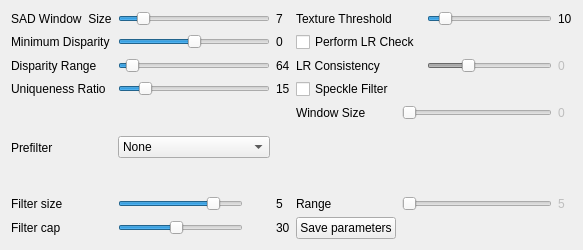
Qt form src/matcherwidgeti3drsgm.ui (i3drobotics/i3drsgm) before a commit.
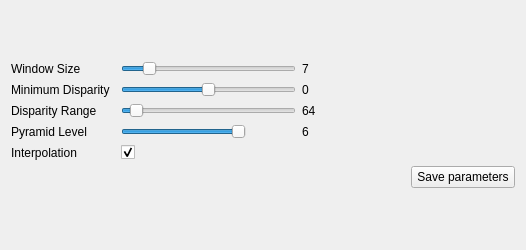
The same form after that commit.

Commit message: update parameters to reflect matcher

```diff
--- a/src/matcherwidgeti3drsgm.ui
+++ b/src/matcherwidgeti3drsgm.ui
@@ -87,109 +87,17 @@
        </property>
       </widget>
      </item>
-     <item row="3" column="1">
-      <widget class="QSlider" name="uniquenessRatioSlider">
-       <property name="minimumSize">
-        <size>
-         <width>125</width>
-         <height>0</height>
-        </size>
-       </property>
-       <property name="maximumSize">
-        <size>
-         <width>175</width>
-         <height>16777215</height>
-        </size>
-       </property>
-       <property name="minimum">
-        <number>1</number>
-       </property>
-       <property name="value">
-        <number>15</number>
-       </property>
-       <property name="orientation">
-        <enum>Qt::Horizontal</enum>
-       </property>
-      </widget>
-     </item>
-     <item row="2" column="1">
-      <widget class="QSlider" name="disparityRangeSlider">
-       <property name="minimumSize">
-        <size>
-         <width>125</width>
-         <height>0</height>
-        </size>
-       </property>
-       <property name="maximumSize">
-        <size>
-         <width>175</width>
-         <height>16777215</height>
-        </size>
-       </property>
-       <property name="minimum">
-        <number>1</number>
-       </property>
-       <property name="maximum">
-        <number>64</number>
-       </property>
-       <property name="singleStep">
-        <number>1</number>
-       </property>
-       <property name="value">
-        <number>4</number>
-       </property>
-       <property name="orientation">
-        <enum>Qt::Horizontal</enum>
-       </property>
-      </widget>
-     </item>
-     <item row="2" column="3" colspan="2">
-      <widget class="QLabel" name="label_7">
+     <item row="0" column="0">
+      <widget class="QLabel" name="label_5">
        <property name="text">
-        <string>LR Consistency</string>
+        <string>Window Size</string>
        </property>
       </widget>
      </item>
-     <item row="2" column="5">
-      <widget class="QSlider" name="consistencySlider">
-       <property name="enabled">
-        <bool>false</bool>
-       </property>
-       <property name="minimum">
-        <number>0</number>
-       </property>
-       <property name="maximum">
-        <number>32</number>
-       </property>
-       <property name="value">
-        <number>10</number>
-       </property>
-       <property name="orientation">
-        <enum>Qt::Horizontal</enum>
-       </property>
-      </widget>
-     </item>
-     <item row="2" column="6">
-      <widget class="QLabel" name="consistencyLabel">
-       <property name="enabled">
-        <bool>false</bool>
-       </property>
+     <item row="6" column="3">
+      <widget class="QPushButton" name="saveParametersButton">
        <property name="text">
-        <string>0</string>
-       </property>
-      </widget>
-     </item>
-     <item row="1" column="3" colspan="2">
-      <widget class="QCheckBox" name="consistencyCheck">
-       <property name="text">
-        <string>Perform LR Check</string>
-       </property>
-      </widget>
-     </item>
-     <item row="3" column="2">
-      <widget class="QLabel" name="uniquenessRatioLabel">
-       <property name="text">
-        <string>15</string>
+        <string>Save parameters</string>
        </property>
       </widget>
      </item>
@@ -200,13 +108,6 @@
        </property>
       </widget>
      </item>
-     <item row="2" column="2">
-      <widget class="QLabel" name="disparityRangeLabel">
-       <property name="text">
-        <string>64</string>
-       </property>
-      </widget>
-     </item>
      <item row="0" column="2">
       <widget class="QLabel" name="blockSizeLabel">
        <property name="text">
@@ -214,27 +115,6 @@
        </property>
       </widget>
      </item>
-     <item row="3" column="3" colspan="2">
-      <widget class="QCheckBox" name="speckleFilterCheck">
-       <property name="text">
-        <string>Speckle Filter</string>
-       </property>
-      </widget>
-     </item>
-     <item row="7" column="3">
-      <widget class="QLabel" name="label_6">
-       <property name="text">
-        <string>Range</string>
-       </property>
-      </widget>
-     </item>
-     <item row="0" column="0">
-      <widget class="QLabel" name="label_5">
-       <property name="text">
-        <string>SAD Window  Size</string>
-       </property>
-      </widget>
-     </item>
      <item row="1" column="0">
       <widget class="QLabel" name="label_3">
        <property name="text">
@@ -242,6 +122,37 @@
        </property>
       </widget>
      </item>
+     <item row="2" column="1">
+      <widget class="QSlider" name="disparityRangeSlider">
+       <property name="minimumSize">
+        <size>
+         <width>125</width>
+         <height>0</height>
+        </size>
+       </property>
+       <property name="maximumSize">
+        <size>
+         <width>175</width>
+         <height>16777215</height>
+        </size>
+       </property>
+       <property name="minimum">
+        <number>1</number>
+       </property>
+       <property name="maximum">
+        <number>64</number>
+       </property>
+       <property name="singleStep">
+        <number>1</number>
+       </property>
+       <property name="value">
+        <number>4</number>
+       </property>
+       <property name="orientation">
+        <enum>Qt::Horizontal</enum>
+       </property>
+      </widget>
+     </item>
      <item row="2" column="0">
       <widget class="QLabel" name="label_4">
        <property name="text">
@@ -250,128 +161,21 @@
       </widget>
      </item>
      <item row="3" column="0">
-      <widget class="QLabel" name="label_9">
-       <property name="text">
-        <string>Uniqueness Ratio</string>
-       </property>
-      </widget>
-     </item>
-     <item row="5" column="0" rowspan="2">
-      <widget class="QLabel" name="label_10">
-       <property name="text">
-        <string>Prefilter</string>
-       </property>
-      </widget>
-     </item>
-     <item row="5" column="1" rowspan="2">
-      <widget class="QComboBox" name="prefilterCombo">
-       <item>
-        <property name="text">
-         <string>None</string>
-        </property>
-       </item>
-       <item>
-        <property name="text">
-         <string>Normalised Response</string>
-        </property>
-       </item>
-       <item>
-        <property name="text">
-         <string>XSobel</string>
-        </property>
-       </item>
-      </widget>
-     </item>
-     <item row="0" column="5">
-      <widget class="QSlider" name="textureThresholdSlider">
-       <property name="minimumSize">
-        <size>
-         <width>125</width>
-         <height>0</height>
-        </size>
-       </property>
-       <property name="maximumSize">
-        <size>
-         <width>175</width>
-         <height>16777215</height>
-        </size>
-       </property>
-       <property name="value">
-        <number>10</number>
-       </property>
-       <property name="orientation">
-        <enum>Qt::Horizontal</enum>
-       </property>
-      </widget>
-     </item>
-     <item row="0" column="6">
-      <widget class="QLabel" name="textureThresholdLabel">
-       <property name="text">
-        <string>10</string>
-       </property>
-      </widget>
-     </item>
-     <item row="0" column="3" colspan="2">
-      <widget class="QLabel" name="label_2">
-       <property name="text">
-        <string>Texture Threshold</string>
-       </property>
-      </widget>
-     </item>
-     <item row="8" column="0">
-      <widget class="QLabel" name="label_12">
-       <property name="text">
-        <string>Filter cap</string>
-       </property>
-      </widget>
-     </item>
-     <item row="7" column="1">
-      <widget class="QSlider" name="prefilterSizeSlider">
-       <property name="minimumSize">
-        <size>
-         <width>125</width>
-         <height>0</height>
-        </size>
-       </property>
-       <property name="maximumSize">
-        <size>
-         <width>125</width>
-         <height>16777215</height>
-        </size>
-       </property>
-       <property name="minimum">
-        <number>1</number>
-       </property>
-       <property name="maximum">
-        <number>6</number>
-       </property>
-       <property name="pageStep">
-        <number>6</number>
-       </property>
-       <property name="value">
-        <number>5</number>
-       </property>
-       <property name="orientation">
-        <enum>Qt::Horizontal</enum>
-       </property>
-      </widget>
-     </item>
-     <item row="8" column="2">
-      <widget class="QLabel" name="prefilterCapLabel">
-       <property name="text">
-        <string>30</string>
-       </property>
-      </widget>
-     </item>
-     <item row="7" column="0">
       <widget class="QLabel" name="label_11">
        <property name="text">
-        <string>Filter size</string>
+        <string>Pyramid Level</string>
        </property>
       </widget>
      </item>
-     <item row="8" column="1">
-      <widget class="QSlider" name="prefilterCapSlider">
+     <item row="2" column="2">
+      <widget class="QLabel" name="disparityRangeLabel">
+       <property name="text">
+        <string>64</string>
+       </property>
+      </widget>
+     </item>
+     <item row="3" column="1">
+      <widget class="QSlider" name="pyramidLevelSlider">
        <property name="minimumSize">
         <size>
          <width>125</width>
@@ -388,98 +192,43 @@
         <number>1</number>
        </property>
        <property name="maximum">
-        <number>63</number>
+        <number>6</number>
+       </property>
+       <property name="pageStep">
+        <number>6</number>
        </property>
        <property name="value">
-        <number>30</number>
+        <number>6</number>
        </property>
        <property name="orientation">
         <enum>Qt::Horizontal</enum>
        </property>
       </widget>
      </item>
-     <item row="7" column="2">
+     <item row="3" column="2">
       <widget class="QLabel" name="prefilterSizeLabel">
        <property name="text">
-        <string>5</string>
+        <string>6</string>
        </property>
       </widget>
      </item>
-     <item row="5" column="3">
+     <item row="4" column="1">
+      <widget class="QCheckBox" name="interpolateCheck">
+       <property name="layoutDirection">
+        <enum>Qt::LeftToRight</enum>
+       </property>
+       <property name="text">
+        <string/>
+       </property>
+       <property name="checked">
+        <bool>true</bool>
+       </property>
+      </widget>
+     </item>
+     <item row="4" column="0">
       <widget class="QLabel" name="label">
        <property name="text">
-        <string>Window Size </string>
-       </property>
-      </widget>
-     </item>
-     <item row="5" column="4" colspan="2">
-      <widget class="QSlider" name="speckleWindowSlider">
-       <property name="enabled">
-        <bool>false</bool>
-       </property>
-       <property name="maximumSize">
-        <size>
-         <width>175</width>
-         <height>16777215</height>
-        </size>
-       </property>
-       <property name="maximum">
-        <number>500</number>
-       </property>
-       <property name="value">
-        <number>0</number>
-       </property>
-       <property name="orientation">
-        <enum>Qt::Horizontal</enum>
-       </property>
-      </widget>
-     </item>
-     <item row="7" column="4" colspan="2">
-      <widget class="QSlider" name="speckleRangeSlider">
-       <property name="enabled">
-        <bool>false</bool>
-       </property>
-       <property name="maximumSize">
-        <size>
-         <width>175</width>
-         <height>16777215</height>
-        </size>
-       </property>
-       <property name="minimum">
-        <number>5</number>
-       </property>
-       <property name="maximum">
-        <number>500</number>
-       </property>
-       <property name="orientation">
-        <enum>Qt::Horizontal</enum>
-       </property>
-      </widget>
-     </item>
-     <item row="5" column="6">
-      <widget class="QLabel" name="speckleWindowLabel">
-       <property name="enabled">
-        <bool>false</bool>
-       </property>
-       <property name="text">
-        <string>0</string>
-       </property>
-      </widget>
-     </item>
-     <item row="7" column="6">
-      <widget class="QLabel" name="speckleRangeLabel">
-       <property name="enabled">
-        <bool>false</bool>
-       </property>
-       <property name="text">
-        <string>5</string>
-       </property>
-      </widget>
-     </item>
-     <item row="8" column="3">
-      <widget class="QPushButton" name="saveParametersButton">
-       <property name="text">
-        <string>Save parameters</string>
+        <string>Interpolation</string>
        </property>
       </widget>
      </item>
```
The commit also changes 3 other files.
